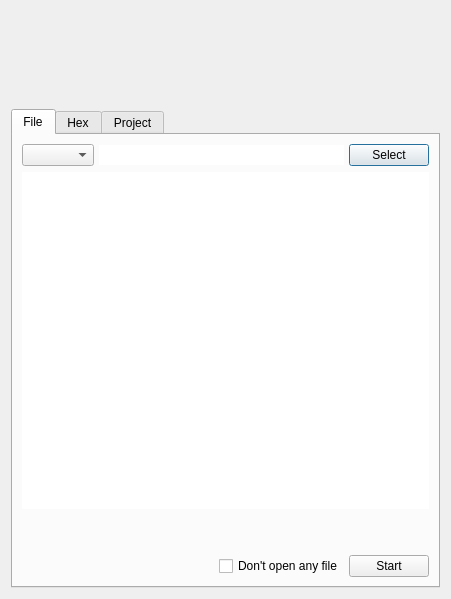
This is src/dialogs/NewFileDialog.ui in radareorg/iaito as Qt 5 draws it before an edit. The edited form follows.
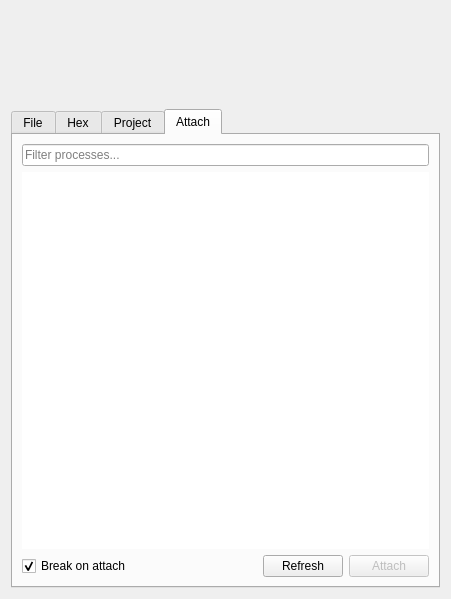
This is the edited form. The open tabs and pages were chosen to show the change. Custom widgets are drawn as their Qt base class.

Commit message: Add Attach tab in the NewFileDialog

The edit to the form file:
```diff
--- a/src/dialogs/NewFileDialog.ui
+++ b/src/dialogs/NewFileDialog.ui
@@ -434,6 +434,89 @@
             </item>
            </layout>
           </widget>
+          <widget class="QWidget" name="attachTab">
+           <attribute name="title">
+            <string>Attach</string>
+           </attribute>
+           <layout class="QVBoxLayout" name="attachLayout">
+            <item>
+             <widget class="QLineEdit" name="attachFilterEdit">
+              <property name="placeholderText">
+               <string>Filter processes...</string>
+              </property>
+              <property name="clearButtonEnabled">
+               <bool>true</bool>
+              </property>
+             </widget>
+            </item>
+            <item>
+             <widget class="QTreeView" name="attachProcView">
+              <property name="sizePolicy">
+               <sizepolicy hsizetype="Expanding" vsizetype="Expanding">
+                <horstretch>0</horstretch>
+                <verstretch>1</verstretch>
+               </sizepolicy>
+              </property>
+              <property name="frameShape">
+               <enum>QFrame::Shape::NoFrame</enum>
+              </property>
+              <property name="rootIsDecorated">
+               <bool>false</bool>
+              </property>
+              <property name="sortingEnabled">
+               <bool>true</bool>
+              </property>
+              <property name="allColumnsShowFocus">
+               <bool>true</bool>
+              </property>
+             </widget>
+            </item>
+            <item>
+             <layout class="QHBoxLayout" name="attachBottomLayout">
+              <item>
+               <widget class="QCheckBox" name="interruptCheckBox">
+                <property name="text">
+                 <string>Break on attach</string>
+                </property>
+                <property name="checked">
+                 <bool>true</bool>
+                </property>
+               </widget>
+              </item>
+              <item>
+               <spacer name="attachSpacer">
+                <property name="orientation">
+                 <enum>Qt::Orientation::Horizontal</enum>
+                </property>
+                <property name="sizeHint" stdset="0">
+                 <size>
+                  <width>40</width>
+                  <height>20</height>
+                 </size>
+                </property>
+               </spacer>
+              </item>
+              <item>
+               <widget class="QPushButton" name="refreshProcessesButton">
+                <property name="text">
+                 <string>Refresh</string>
+                </property>
+               </widget>
+              </item>
+              <item>
+               <widget class="QPushButton" name="attachButton">
+                <property name="text">
+                 <string>Attach</string>
+                </property>
+                <property name="enabled">
+                 <bool>false</bool>
+                </property>
+               </widget>
+              </item>
+             </layout>
+            </item>
+           </layout>
+          </widget>
          </widget>
         </item>
        </layout>
```
The commit also changes 2 other files.
